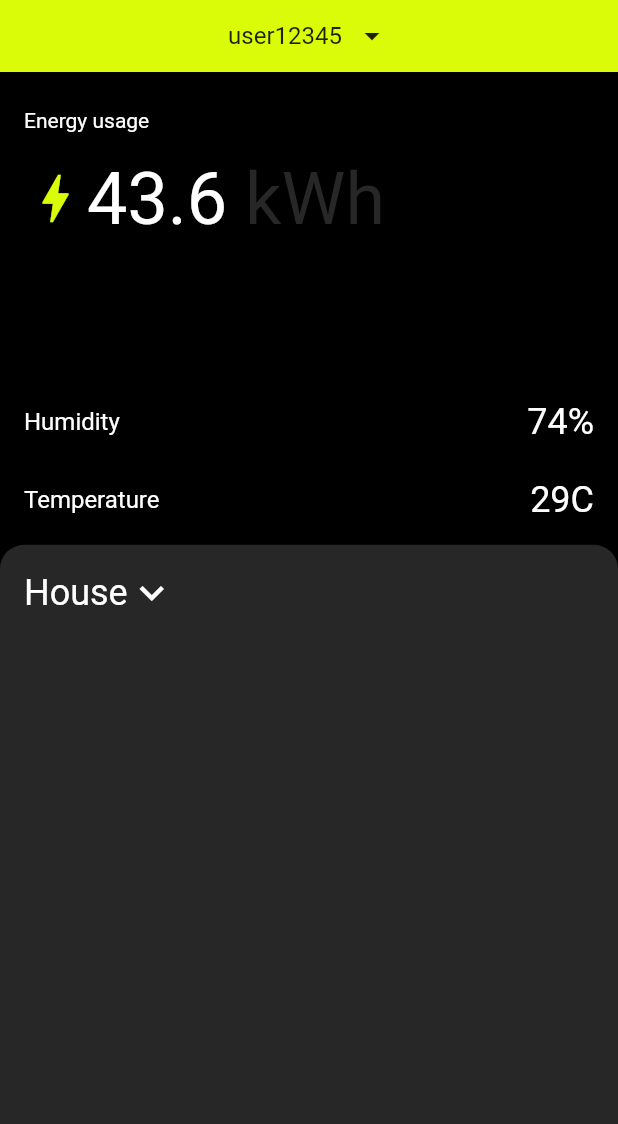
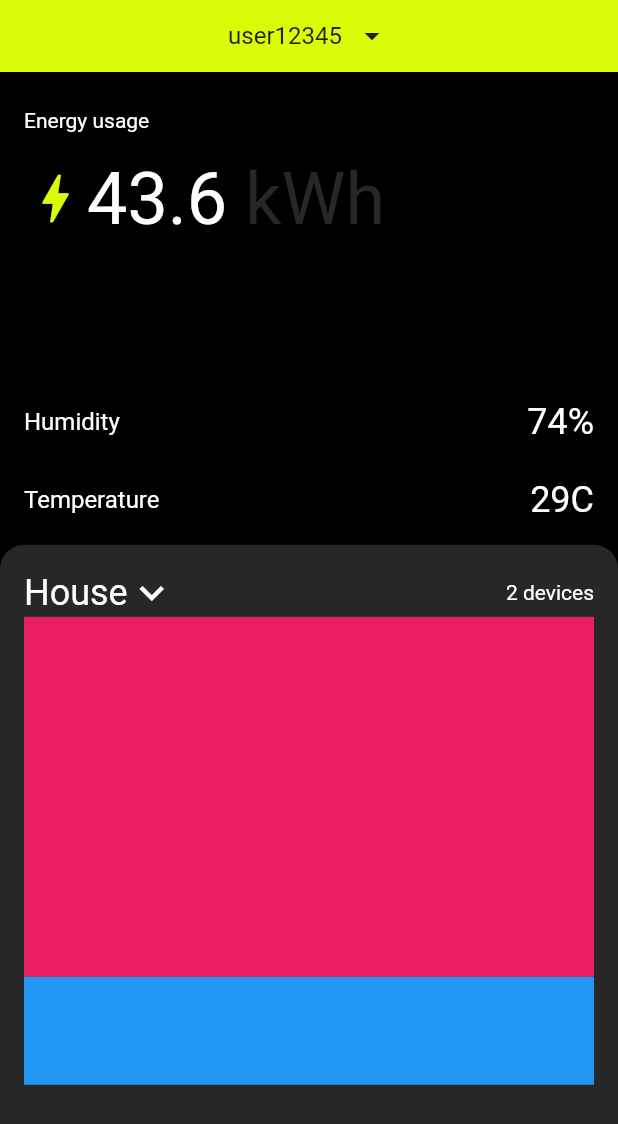
Before and after one commit to JAICHANGPARK/flutter_notebook_19th_story, a Flutter app: the screen it shows after launch, on a phone screen of 412 x 824 dp. Shown: the top 1124 px of the screen. Run offline on Flutter 3.47's test engine with Material 2 defaults, Android fonts, the phone set to English and light mode, and no system bars; our stand-ins replace cached_network_image, flutter_riverpod, freezed_annotation, smooth_page_indicator, video_player.

Commit message:
Update smart_home_main_page.dart

```diff
--- a/lib/ep1109_smart_home_app/src/ui/smart_home_main_page.dart
+++ b/lib/ep1109_smart_home_app/src/ui/smart_home_main_page.dart
@@ -154,7 +154,23 @@ class SmartHomeMainPage extends StatelessWidget {
                           size: 32,
                           color: Colors.white,
                         ),
+                        Spacer(),
+                        Text(
+                          "2 devices",
+                          style: TextStyle(
+                            color: Colors.white,
+                            fontSize: 14,
+                          ),
+                        ),
                       ],
+                    ),
+                    Container(
+                      height: 240,
+                      color: Colors.pink,
+                    ),
+                    Container(
+                      height: 72,
+                      color: Colors.blue,
                     )
                   ],
                 ),
```
